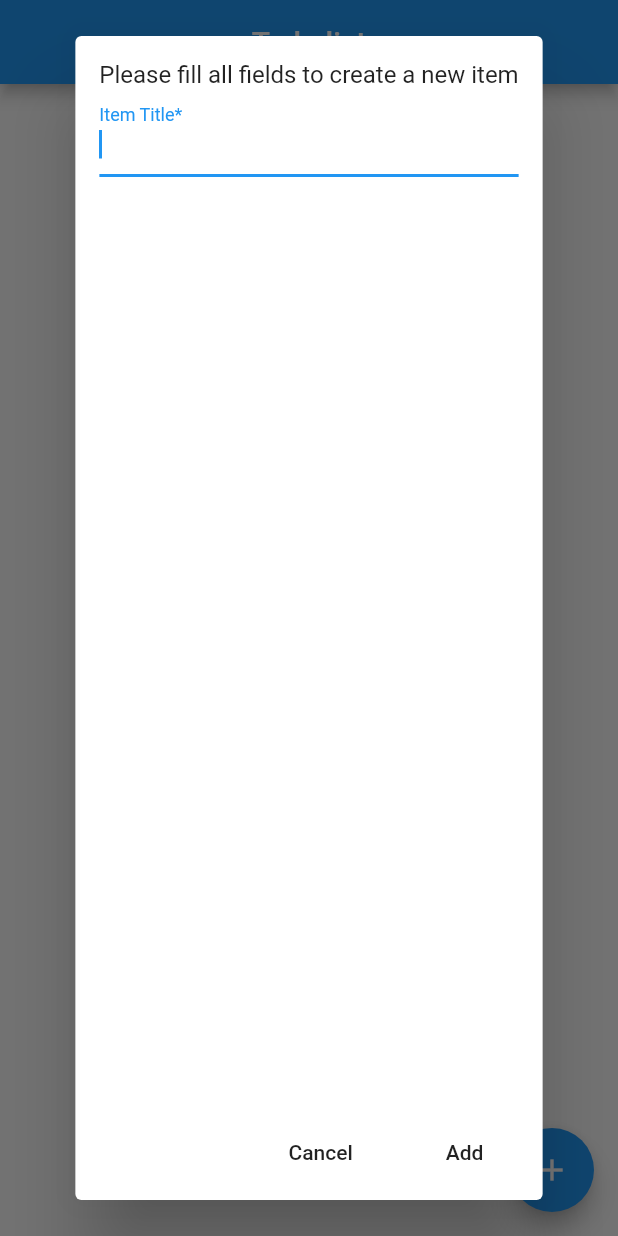
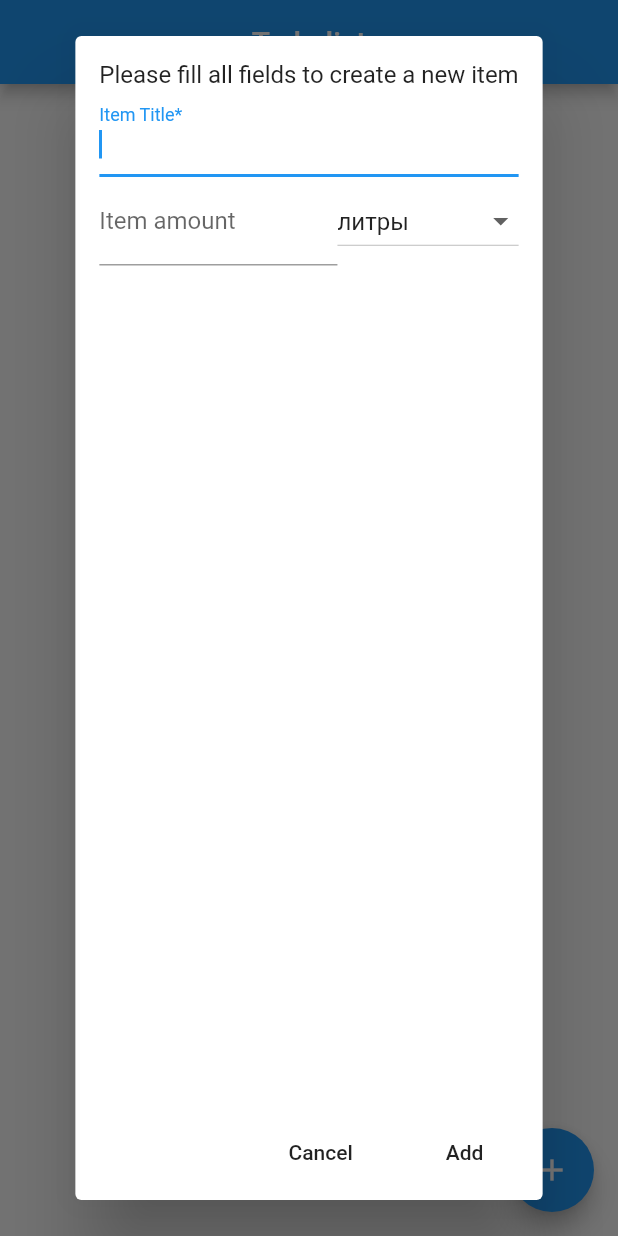
Before and after one commit to aleksebury/todo, a Flutter app: the screen it shows after launch, after a tap on the "add" icon, on a phone screen of 412 x 824 dp. Run offline on Flutter 3.47's test engine with Material 2 defaults, Android fonts, the phone set to English and light mode, and no system bars; our stand-ins replace cloud_firestore; accounts and stored records are empty.

Commit message:
Added amount and dropdown;

```diff
--- a/lib/main.dart
+++ b/lib/main.dart
@@ -1,6 +1,6 @@
-
 import 'package:cloud_firestore/cloud_firestore.dart';
 import 'package:flutter/material.dart';
+import 'package:flutter/services.dart';
 
 void main() => runApp(MyApp());
 
@@ -23,6 +23,28 @@ class MyHomePage extends StatefulWidget {
 }
 
 class _MyHomePageState extends State<MyHomePage> {
+  TextEditingController taskTitleInputController;
+  TextEditingController taskAmountInputController;
+
+  String _currentType;
+  List<DropdownMenuItem<String>> _dropdownMenuItems;
+
+  @override
+  initState() {
+    super.initState();
+
+    taskTitleInputController = new TextEditingController();
+    taskAmountInputController = new TextEditingController();
+    _dropdownMenuItems = <String>['литры', 'килограммы', 'упаковки', 'бутылки']
+        .map((String value) {
+      return new DropdownMenuItem<String>(
+        value: value,
+        child: new Text(value),
+      );
+    }).toList();
+    _currentType = _dropdownMenuItems[0].value;
+  }
+
   @override
   Widget build(BuildContext context) {
     return Scaffold(
@@ -36,16 +58,6 @@ class _MyHomePageState extends State<MyHomePage> {
     );
   }
 
-  TextEditingController taskTitleInputController;
-// TextEditingController taskDescripInputController;
-
-@override
-initState() {
-  taskTitleInputController = new TextEditingController();
-  // taskDescripInputController = new TextEditingController();
-  super.initState();
-}
-
   _showDialog() async {
     await showDialog<String>(
       context: context,
@@ -54,13 +66,24 @@ initState() {
         content: Column(
           children: <Widget>[
             Text("Please fill all fields to create a new item"),
-          Expanded(
-            child: TextField(
+            Column(children: <Widget>[
+              TextField(
                 autofocus: true,
                 decoration: InputDecoration(labelText: 'Item Title*'),
                 controller: taskTitleInputController,
               ),
-          ),
+            ]),
+            Row(
+              children: <Widget>[
+                Flexible(
+                    child: TextField(
+                  decoration: new InputDecoration(labelText: "Item amount"),
+                  keyboardType: TextInputType.numberWithOptions(decimal: true),
+                  controller: taskAmountInputController,
+                )),
+                _buildDropdownButton(context)
+              ],
+            )
           ],
         ),
         actions: <Widget>[
@@ -68,7 +91,8 @@ initState() {
               child: Text('Cancel'),
               onPressed: () {
                 taskTitleInputController.clear();
-            // taskDescripInputController.clear();
+                taskAmountInputController.clear();
+                _currentType = _dropdownMenuItems[0].value;
                 Navigator.pop(context);
               }),
           FlatButton(
@@ -79,12 +103,14 @@ initState() {
                       .collection('items')
                       .add({
                         "item": taskTitleInputController.text,
-                  // "description": taskDescripInputController.text
+                        "amount": taskAmountInputController.text,
+                        "type": _currentType
                       })
                       .then((result) => {
                             Navigator.pop(context),
                             taskTitleInputController.clear(),
-                // taskDescripInputController.clear(),
+                            taskAmountInputController.clear(),
+                            _currentType = _dropdownMenuItems[0].value
                           })
                       .catchError((err) => print(err));
                 }
@@ -103,6 +129,17 @@ initState() {
         return _buildList(context, snapshot.data.documents);
       },
     );
+  }
+
+  Widget _buildDropdownButton(BuildContext context) {
+    return DropdownButton<String>(
+        items: _dropdownMenuItems,
+        value: _currentType,
+        onChanged: (val) {
+          setState(() {
+            _currentType = val;
+          });
+        });
   }
 
   Widget _buildList(BuildContext context, List<DocumentSnapshot> snapshot) {
@@ -125,6 +162,7 @@ initState() {
         ),
         child: ListTile(
           title: Text(record.item),
+          trailing: Text(record.amount + " " + record.type),
           onTap: () => record.reference.delete(),
         ),
       ),
@@ -134,15 +172,21 @@ initState() {
 
 class Record {
   final String item;
+  final String amount;
+  final String type;
   final DocumentReference reference;
 
   Record.fromMap(Map<String, dynamic> map, {this.reference})
       : assert(map['item'] != null),
-        item = map['item'];
+        assert(map['amount'] != null),
+        assert(map['type'] != null),
+        item = map['item'],
+        amount = map['amount'],
+        type = map['type'];
 
   Record.fromSnapshot(DocumentSnapshot snapshot)
       : this.fromMap(snapshot.data, reference: snapshot.reference);
 
   @override
-  String toString() => "Record<$item>";
+  String toString() => "Record<$item:$amount $type>";
 }
```
Lines whose indentation alone changed are shown as unchanged.
